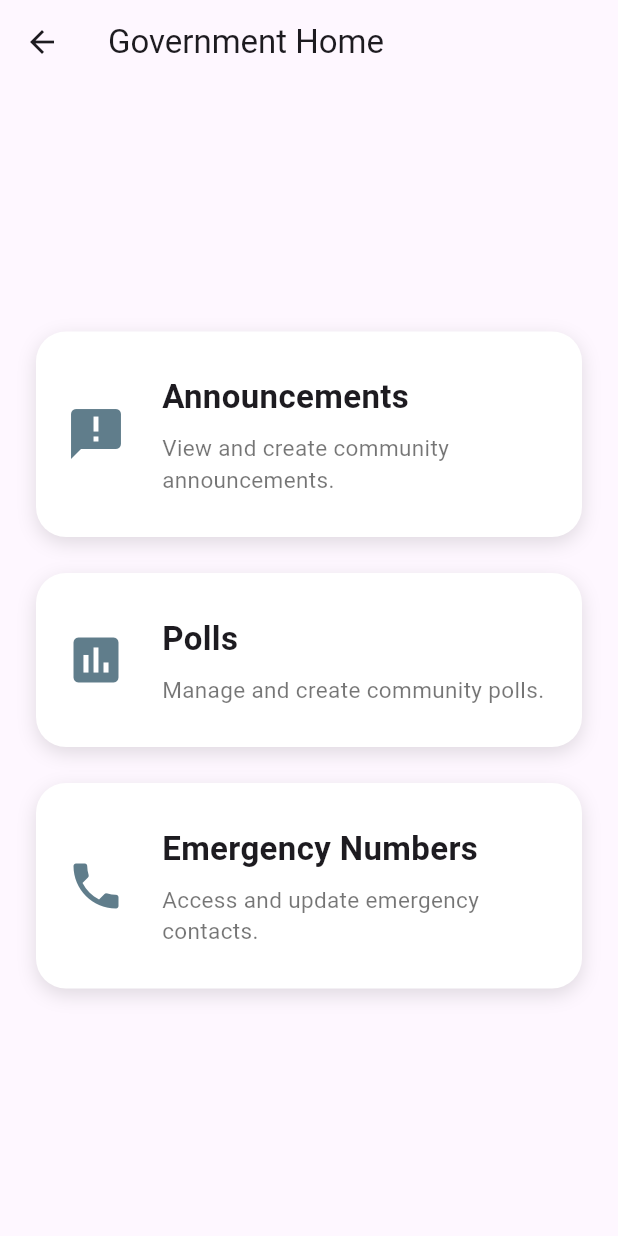
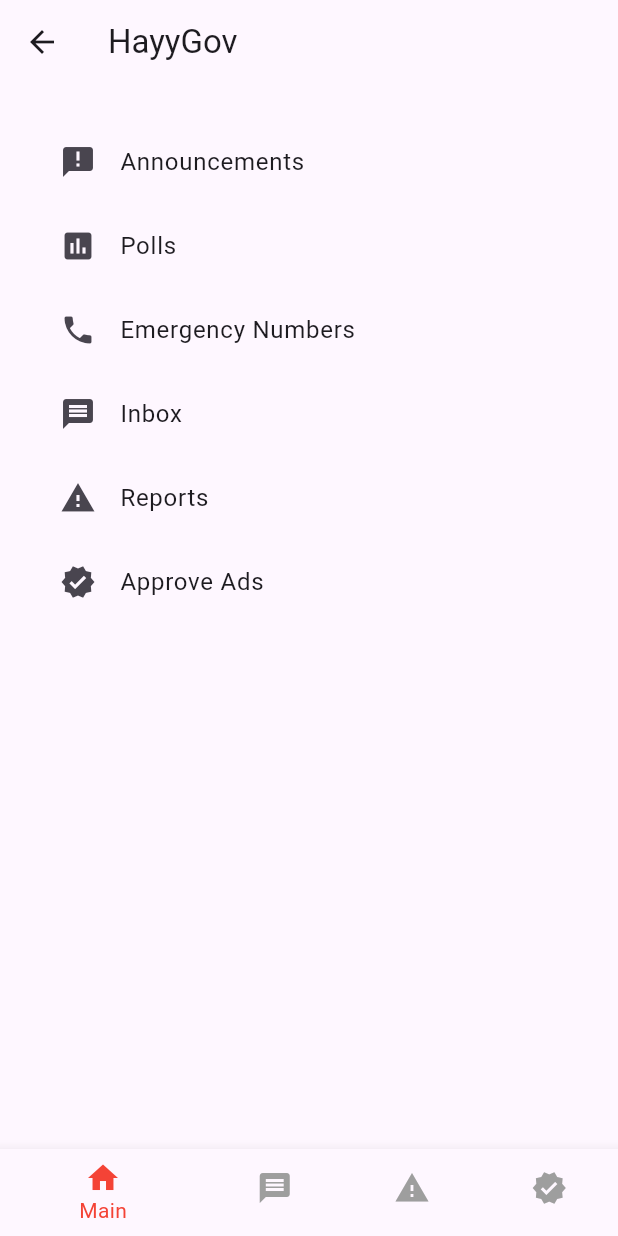
Before and after one commit to JimmyDevvvvv/HayyGov, a Flutter app: the GovernmentMainScreen screen opened by its route, on a phone screen of 412 x 824 dp. Run offline on Flutter 3.47's test engine with Material 3 defaults, Android fonts, the phone set to English and light mode, and no system bars; our stand-ins replace cached_network_image, cloud_firestore, connectivity_plus, firebase_auth, firebase_core, flutter_dotenv and 1 more; missing offline and left inert: translator; accounts and stored records are empty.

Commit message:
Gov works all gut just change design

```diff
--- a/lib/screens/GOV/government_main_screen.dart
+++ b/lib/screens/GOV/government_main_screen.dart
@@ -1,112 +1,97 @@
 import 'package:flutter/material.dart';
+import 'polls_section.dart';
 import 'emergency_n.dart';
+import '../messaging/admin_inbox_screen.dart';
+import '../report/report_list_screen.dart';
+import '../AD/ad_approval_screen.dart';
 import 'announcements_section.dart';
-import 'polls_section.dart';
 
-class GovernmentMainScreen extends StatelessWidget {
+class GovernmentMainScreen extends StatefulWidget {
   const GovernmentMainScreen({super.key});
+
+  @override
+  State<GovernmentMainScreen> createState() => _GovernmentMainScreenState();
+}
+
+class _GovernmentMainScreenState extends State<GovernmentMainScreen> {
+  int _currentIndex = 0;
+
+  final List<Widget> _screens = [
+    _GovDashboard(), // Main dashboard with navigation tiles
+    AdminInboxScreen(),
+    ReportListScreen(),
+    AdApprovalScreen(),
+  ];
+
+  void _navigateTo(int index) {
+    setState(() => _currentIndex = index);
+  }
 
   @override
   Widget build(BuildContext context) {
     return Scaffold(
-      appBar: AppBar(title: const Text('Government Home')),
-      body: Padding(
-        padding: const EdgeInsets.all(24.0),
-        child: Column(
-          mainAxisAlignment: MainAxisAlignment.center,
-          children: [
-            _HomeCard(
-              icon: Icons.announcement,
-              title: 'Announcements',
-              description: 'View and create community announcements.',
-              onTap: () {
-                Navigator.push(
-                  context,
-                  MaterialPageRoute(builder: (_) => const AnnouncementsSection()),
-                );
-              },
-            ),
-            const SizedBox(height: 24),
-            _HomeCard(
-              icon: Icons.poll,
-              title: 'Polls',
-              description: 'Manage and create community polls.',
-              onTap: () {
-                Navigator.push(
-                  context,
-                  MaterialPageRoute(builder: (_) => const PollsSection()),
-                );
-              },
-            ),
-            const SizedBox(height: 24),
-            _HomeCard(
-              icon: Icons.phone,
-              title: 'Emergency Numbers',
-              description: 'Access and update emergency contacts.',
-              onTap: () {
-                Navigator.push(
-                  context,
-                  MaterialPageRoute(builder: (_) => const EmergencyN()),
-                );
-              },
-            ),
-          ],
-        ),
+      appBar: AppBar(title: const Text('HayyGov')),
+      body: _screens[_currentIndex],
+      bottomNavigationBar: BottomNavigationBar(
+        currentIndex: _currentIndex,
+        onTap: _navigateTo,
+        selectedItemColor: Colors.red,
+        unselectedItemColor: Colors.grey,
+        items: const [
+          BottomNavigationBarItem(icon: Icon(Icons.home), label: 'Main'),
+          BottomNavigationBarItem(icon: Icon(Icons.message), label: 'Inbox'),
+          BottomNavigationBarItem(icon: Icon(Icons.report_problem), label: 'Reports'),
+          BottomNavigationBarItem(icon: Icon(Icons.verified), label: 'Approve Ads'),
+        ],
       ),
     );
   }
 }
 
-class _HomeCard extends StatelessWidget {
-  final IconData icon;
-  final String title;
-  final String description;
-  final VoidCallback onTap;
-
-  const _HomeCard({
-    required this.icon,
-    required this.title,
-    required this.description,
-    required this.onTap,
-  });
-
+class _GovDashboard extends StatelessWidget {
   @override
   Widget build(BuildContext context) {
-    return InkWell(
-      onTap: onTap,
-      borderRadius: BorderRadius.circular(20),
-      child: Ink(
-        decoration: BoxDecoration(
-          color: Colors.white,
-          borderRadius: BorderRadius.circular(20),
-          boxShadow: [
-            BoxShadow(
-              color: Colors.black12,
-              blurRadius: 10,
-              offset: Offset(0, 4),
-            ),
-          ],
-        ),
-        child: Padding(
-          padding: const EdgeInsets.symmetric(vertical: 28, horizontal: 20),
-          child: Row(
-            children: [
-              Icon(icon, size: 40, color: Colors.blueGrey),
-              const SizedBox(width: 24),
-              Expanded(
-                child: Column(
-                  crossAxisAlignment: CrossAxisAlignment.start,
-                  children: [
-                    Text(title, style: const TextStyle(fontSize: 22, fontWeight: FontWeight.bold)),
-                    const SizedBox(height: 8),
-                    Text(description, style: const TextStyle(fontSize: 15, color: Colors.black54)),
-                  ],
-                ),
-              ),
-            ],
+    final parentState = context.findAncestorStateOfType<_GovernmentMainScreenState>();
+    return ListView(
+      padding: const EdgeInsets.all(24),
+      children: [
+        ListTile(
+          leading: const Icon(Icons.announcement),
+          title: const Text('Announcements'),
+          onTap: () => Navigator.of(context).push(
+            MaterialPageRoute(builder: (_) => AnnouncementsSection()),
           ),
         ),
-      ),
+        ListTile(
+          leading: const Icon(Icons.poll),
+          title: const Text('Polls'),
+          onTap: () => Navigator.of(context).push(
+            MaterialPageRoute(builder: (_) => PollsSection()),
+          ),
+        ),
+        ListTile(
+          leading: const Icon(Icons.phone),
+          title: const Text('Emergency Numbers'),
+          onTap: () => Navigator.of(context).push(
+            MaterialPageRoute(builder: (_) => EmergencyN()),
+          ),
+        ),
+        ListTile(
+          leading: const Icon(Icons.message),
+          title: const Text('Inbox'),
+          onTap: () => parentState?._navigateTo(1),
+        ),
+        ListTile(
+          leading: const Icon(Icons.report_problem),
+          title: const Text('Reports'),
+          onTap: () => parentState?._navigateTo(2),
+        ),
+        ListTile(
+          leading: const Icon(Icons.verified),
+          title: const Text('Approve Ads'),
+          onTap: () => parentState?._navigateTo(3),
+        ),
+      ],
     );
   }
 }
```
Also changed, not shown: lib/screens/GOV/government_dashboard_screen.dart (+35 -10 lines), 3 other files.
